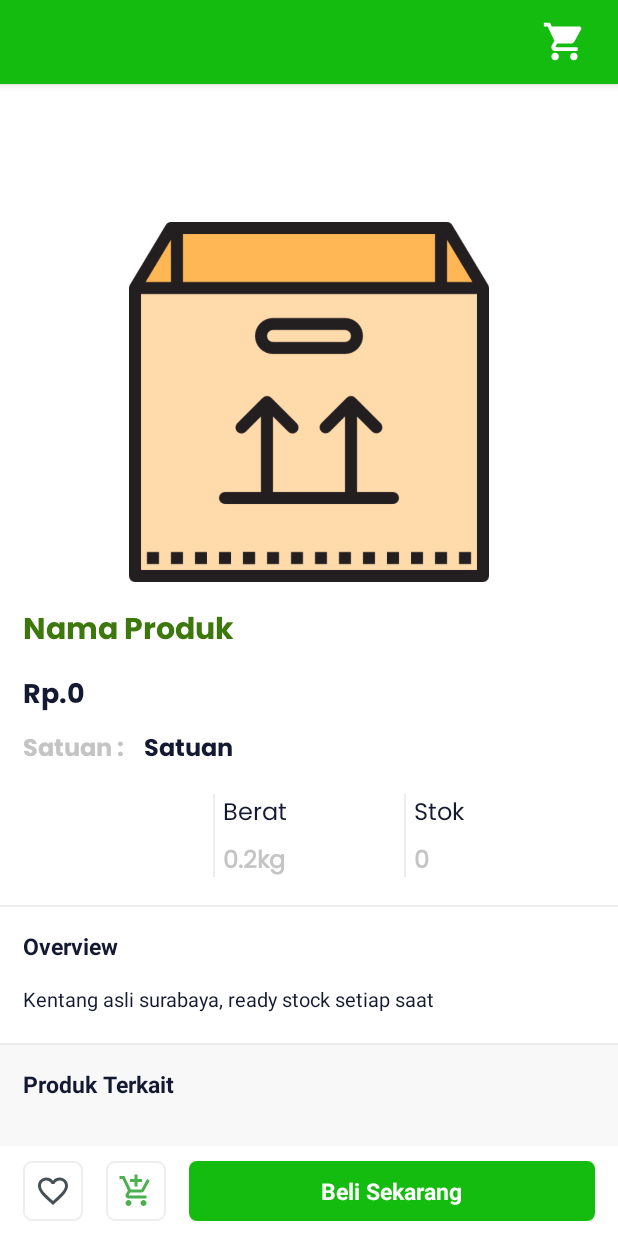
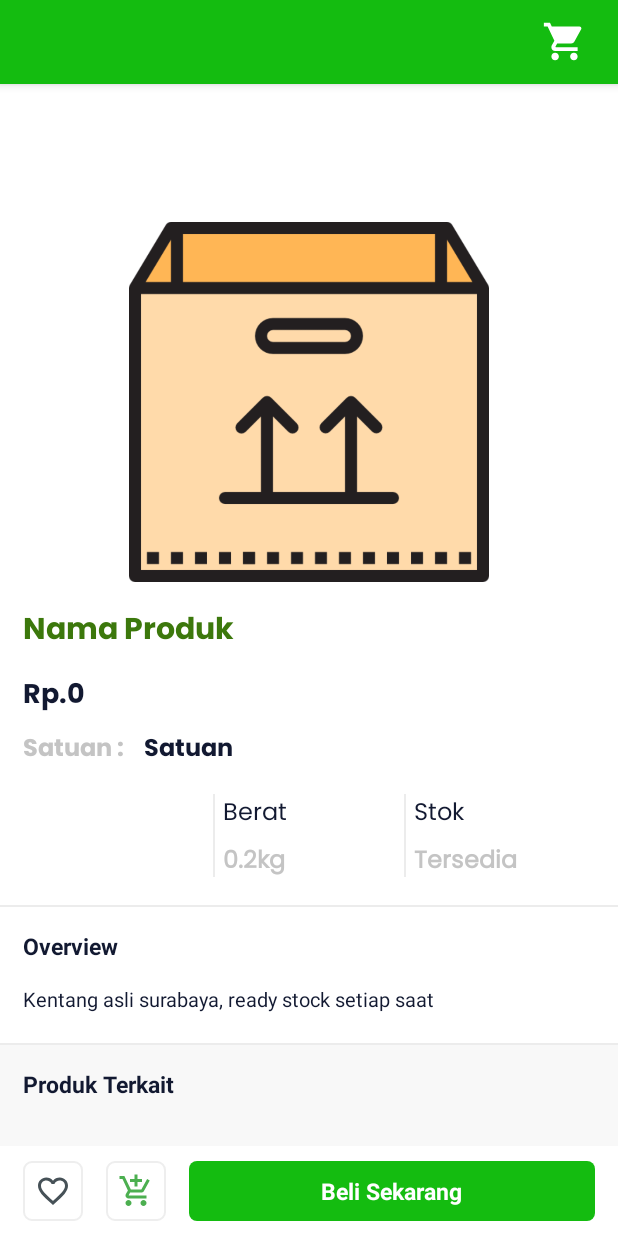
Before and after one commit to misskecupbung/VeganStoreAndroid, an Android app: the DetailProdukActivity screen opened directly, with no data from a screen before it, on a phone screen of 412 x 824 dp. Run offline under Robolectric (Android 15) with nearby library versions, the light colour scheme and no system bars; our stand-ins replace Picasso, Room's generated code, RxJava; pictures from the network do not load; 6 statements that could not run were skipped.

Commit message:
Detail Product XML Update

```diff
--- a/app/src/main/res/layout/activity_detail_produk.xml
+++ b/app/src/main/res/layout/activity_detail_produk.xml
@@ -184,7 +184,7 @@
                                     android:layout_width="match_parent"
                                     android:layout_height="wrap_content"
                                     android:layout_marginTop="5dp"
-                                    android:text="0"
+                                    android:text="Tersedia"
                                     android:textStyle="bold"
                                     android:textColor="@color/colorFontVeganGrey"
                                     android:textSize="16sp"
```
Also changed, not shown: app/src/main/java/com/inyongtisto/tokoonline/MainActivity.kt (+10 -2 lines).
